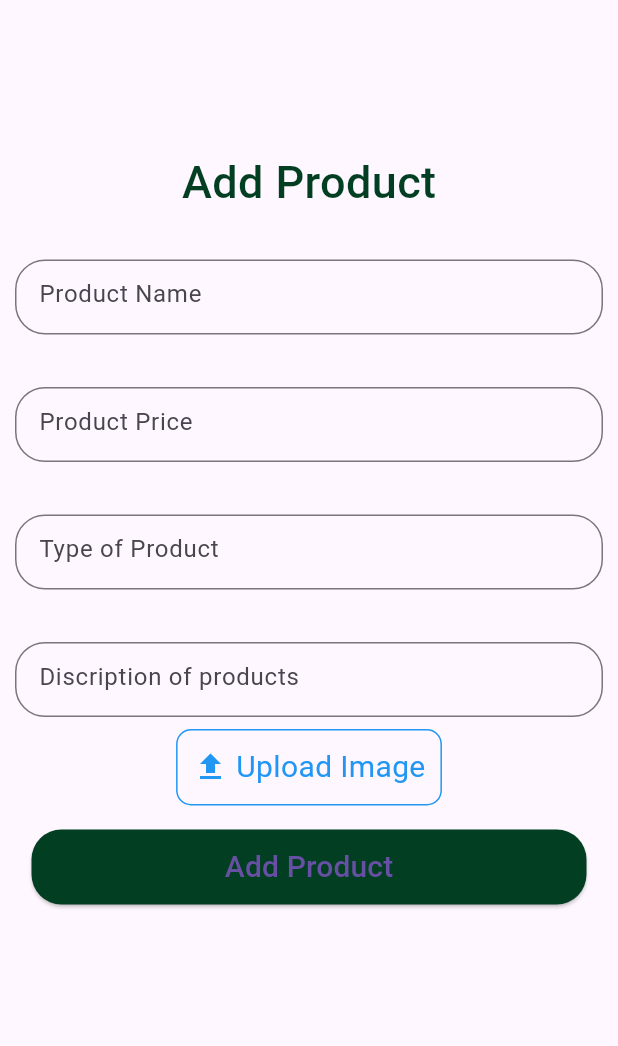
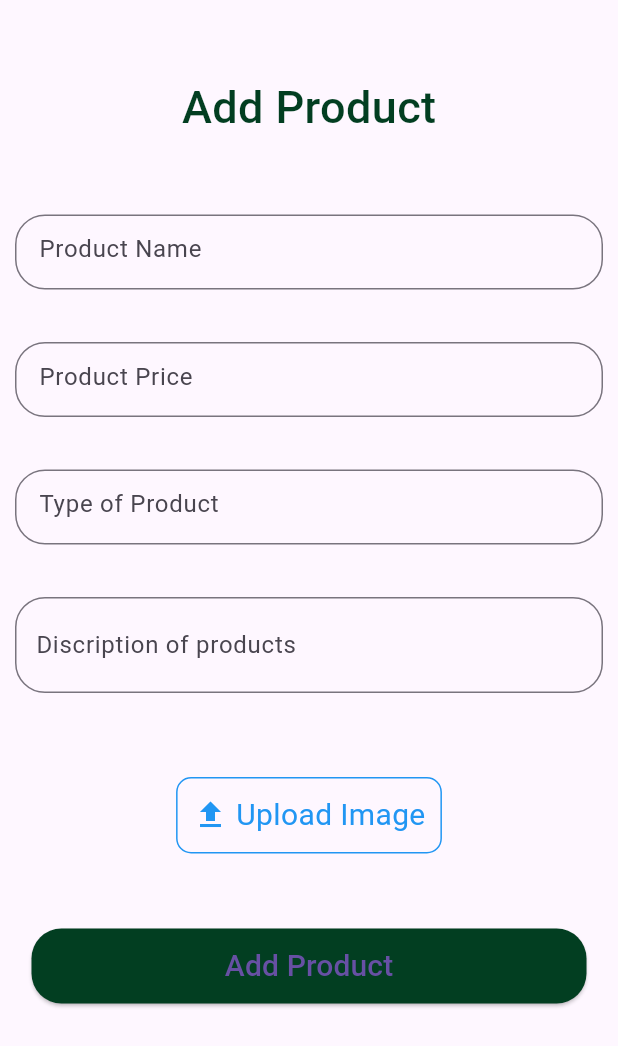
Before and after one commit to SarinaRai/TrashTreasure_Recycler, a Flutter app: the AddProduct screen opened directly, on a phone screen of 412 x 824 dp. Shown: the top 1046 px of the screen. Run offline on Flutter 3.47's test engine with Material 3 defaults, Android fonts, the phone set to English and light mode, and no system bars; our stand-ins replace image_picker, shared_preferences; accounts and stored records are empty; generated files the repository leaves out were written again.

Commit message:
doing code

```diff
--- a/lib/main.dart
+++ b/lib/main.dart
@@ -4,6 +4,7 @@ import 'package:shared_preferences/shared_preferences.dart';
 import 'package:flutter_localizations/flutter_localizations.dart';
 import 'package:flutter_gen/gen_l10n/app_localizations.dart';
 import 'package:trashtreasure_recycler/controller/language_controller.dart';
+import 'package:trashtreasure_recycler/pages/add_product.dart';
 import 'package:trashtreasure_recycler/seller_authentication/login_page.dart';
 import 'package:trashtreasure_recycler/seller_authentication/register_page.dart';
 import 'package:trashtreasure_recycler/splash_screen/splash_page.dart';
@@ -50,6 +51,7 @@ class MyApp extends StatelessWidget {
               '/login': (context) => LoginPage(),
               '/register': (context) => RegisterPage(),
               '/splash': (context) => SplashPage(),
+              '/add': (context) => AddProduct()
             },
           );
         }));
--- a/lib/pages/add_product.dart
+++ b/lib/pages/add_product.dart
@@ -21,8 +21,7 @@ class _AddProductState extends State<AddProduct> {
 
   Future getImage() async {
     final pickedFile =
-        // ignore: deprecated_member_use
-        await ImagePicker().getImage(source: ImageSource.gallery);
+        await ImagePicker().pickImage(source: ImageSource.gallery);
     setState(() {
       if (pickedFile != null) {
         _image = File(pickedFile.path);
@@ -99,6 +98,7 @@ class _AddProductState extends State<AddProduct> {
       // Handle failure
     }
   }
+
   @override
   Widget build(BuildContext context) {
     return Scaffold(
@@ -106,7 +106,7 @@ class _AddProductState extends State<AddProduct> {
         child: Column(
           children: [
             Padding(
-              padding: const EdgeInsets.fromLTRB(0, 100, 0, 0),
+              padding: const EdgeInsets.fromLTRB(0, 50, 0, 0),
               child: Text(
                 AppLocalizations.of(context)!.add,
                 style: TextStyle(
@@ -116,7 +116,7 @@ class _AddProductState extends State<AddProduct> {
               ),
             ),
             Padding(
-              padding: EdgeInsets.fromLTRB(10, 30, 10, 0),
+              padding: EdgeInsets.fromLTRB(10, 50, 10, 0),
               child: SizedBox(
                 height: 50,
                 child: TextField(
@@ -158,18 +158,22 @@ class _AddProductState extends State<AddProduct> {
             Padding(
               padding: EdgeInsets.fromLTRB(10, 35, 10, 0),
               child: SizedBox(
-                height: 50,
+                height: 120, // Increased height to accommodate more lines
                 child: TextField(
+                  maxLines: null, // Allow unlimited lines
                   controller: productDescriptionController,
                   decoration: InputDecoration(
                     border: OutlineInputBorder(
                         borderRadius: BorderRadius.circular(20)),
-                      hintText: AppLocalizations.of(context)!.description),
+                    hintText: AppLocalizations.of(context)!.description,
+                    contentPadding: EdgeInsets.symmetric(
+                        vertical: 20, horizontal: 10), // Added padding
+                  ),
                 ),
               ),
             ),
             Padding(
-              padding: const EdgeInsets.all(8.0),
+              padding: const EdgeInsets.fromLTRB(0, 0, 0, 50),
               child: InkWell(
                 onTap: getImage,
                 child: Container(
@@ -198,9 +202,7 @@ class _AddProductState extends State<AddProduct> {
                 ),
               ),
             ),
-            Padding(
-              padding: const EdgeInsets.all(8.0),
-              child: Container(
+            Container(
                 height: 50,
                 width: 370,
                 decoration:
@@ -209,8 +211,7 @@ class _AddProductState extends State<AddProduct> {
                   style: ButtonStyle(
                       backgroundColor: MaterialStateProperty.all(
                           Color.fromARGB(255, 2, 62, 33)),
-                        shape:
-                            MaterialStateProperty.all<RoundedRectangleBorder>(
+                      shape: MaterialStateProperty.all<RoundedRectangleBorder>(
                           RoundedRectangleBorder(
                               borderRadius: BorderRadius.circular(20)))),
                   child: Text(
@@ -219,7 +220,6 @@ class _AddProductState extends State<AddProduct> {
                   ),
                   onPressed: () => addProduct(context),
                 )),
-            ),
           ],
         ),
       ),
--- a/lib/seller_authentication/login_page.dart
+++ b/lib/seller_authentication/login_page.dart
@@ -1,5 +1,4 @@
 // ignore_for_file: avoid_print
-
 import 'package:flutter/material.dart';
 import 'package:flutter_gen/gen_l10n/app_localizations.dart';
 import 'package:provider/provider.dart';
```
Also changed, not shown: lib/pages/cart.dart (+15 -13 lines), lib/pages/nav_page.dart (+5 -4 lines), lib/seller_authentication/forgot_password.dart (+8 -1 lines), pubspec.yaml (+4 -3 lines), assets/Bathtub.jpg (added), assets/Bucket.jpg (added), assets/Iron.jpg (added), assets/Recyclebin.jpg (added), assets/bamboochair.jpg (added), assets/clay.png (added), assets/glass.jpg (added), assets/kettle.jpg (added), assets/placeholder.jpg (added), assets/ricecooker.jpg (added), 1 more files, 38 other files. Lines whose indentation alone changed are shown as unchanged.
